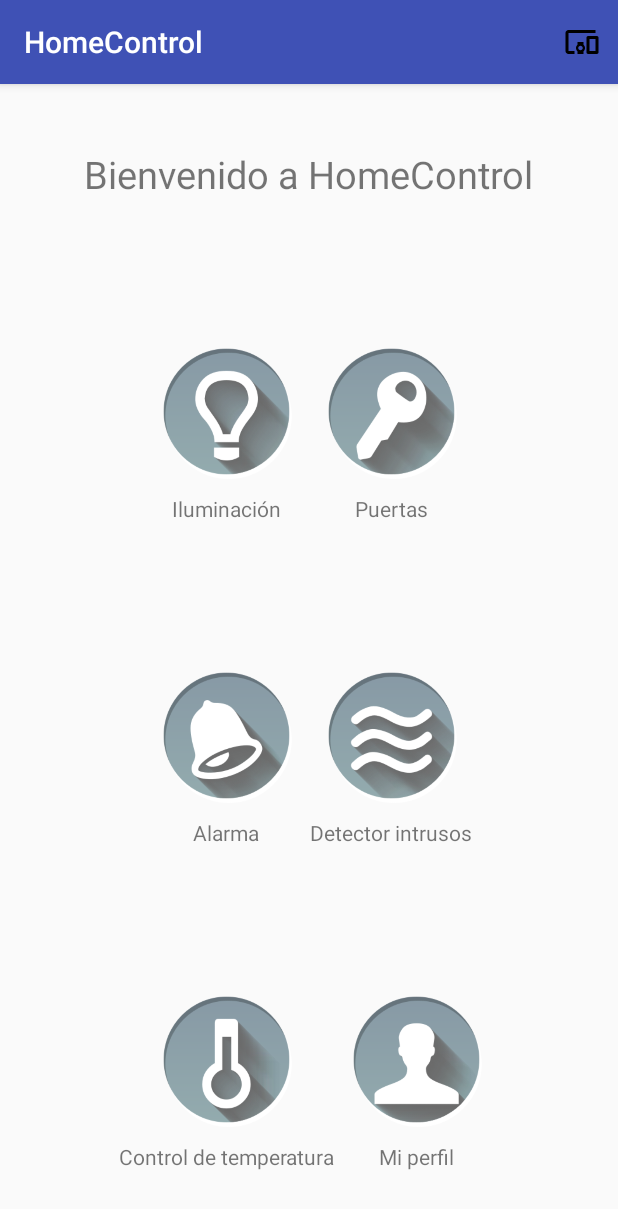
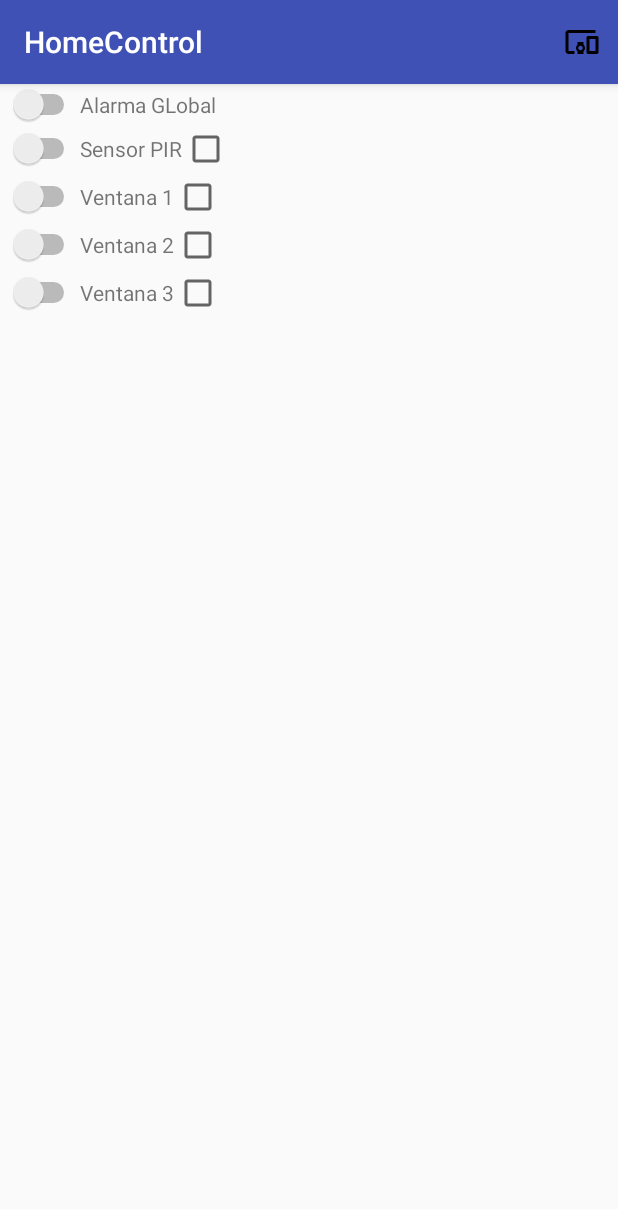
Before and after one commit to kuroghoul/HomeControl, an Android app: the fragment MainFragment placed in its activity, after a tap on an icon or button, on a phone screen of 412 x 824 dp. Shown: the top 1209 px of the screen. Run offline under Robolectric (Android 15) with nearby library versions, the phone set to English and light mode, and no system bars; 13 statements that could not run were skipped.

Commit message:
Icono principal

```diff
--- /dev/null
+++ b/app/src/main/java/com/fiuady/homecontrol/AlarmFragment.java
@@ -0,0 +1,174 @@
+package com.fiuady.homecontrol;
+
+import android.app.Fragment;
+import android.bluetooth.BluetoothSocket;
+import android.os.AsyncTask;
+import android.os.Bundle;
+import android.support.annotation.Nullable;
+import android.util.Log;
+import android.view.LayoutInflater;
+import android.view.View;
+import android.view.ViewGroup;
+import android.widget.CheckBox;
+import android.widget.Switch;
+import android.widget.TextView;
+import com.fiuady.homecontrol.db.Inventory;
+import com.fiuady.homecontrol.db.ProfileDevice;
+import com.fiuady.homecontrol.db.User;
+import com.fiuady.homecontrol.db.UserProfile;
+
+import org.json.JSONException;
+import org.json.JSONObject;
+
+import java.io.BufferedReader;
+import java.io.BufferedWriter;
+import java.io.IOException;
+import java.io.InputStream;
+import java.io.InputStreamReader;
+import java.io.OutputStream;
+import java.io.OutputStreamWriter;
+import java.util.ArrayList;
+
+/**
+ * Created by Angel on 23/05/2017.
+ */
+
+public class AlarmFragment extends Fragment {
+    TextView textView;
+    private BluetoothSocket btSocket = null;
+    private BtBackgroundTask btThread = null;
+    private boolean sendMessageFlag = false;
+
+    private User user;
+    private UserProfile profile;
+
+    private JSONObject jObj;
+
+    private MainActivity mainActivity;
+    private Inventory inventory;
+    protected ArrayList<ProfileDevice> profileDevices;
+    private Switch globalsw;
+    private Switch pirsw;
+    private Switch window1sw;
+    private Switch window2sw;
+    private Switch window3sw;
+
+    private ProfileDevice pir;
+    private ProfileDevice window1;
+    private ProfileDevice window2;
+    private ProfileDevice window3;
+
+    private CheckBox pirchk;
+    private CheckBox window1chk;
+    private CheckBox window2chk;
+    private CheckBox window3chk;
+    @Override
+    public void onCreate(@Nullable Bundle savedInstanceState) {
+        super.onCreate(savedInstanceState);
+        mainActivity=(MainActivity)getActivity();
+        user=mainActivity.getCurrentUser();
+        profile=mainActivity.getCurrentUserProfile();
+        inventory = new Inventory(mainActivity);
+        profileDevices = mainActivity.getProfileDevices();
+        pir = profileDevices.get(9);
+        window1 = profileDevices.get(4);
+        window2= profileDevices.get(5);
+        window3= profileDevices.get(6);
+
+        btSocket = mainActivity.getConnectedSocket();
+        try {
+            if(btSocket!=null) {
+                BufferedReader br = new BufferedReader(new InputStreamReader(btSocket.getInputStream()));
+
+
+                btThread = new BtBackgroundTask(btSocket);
+                btThread.execute();
+                Log.d("CREACIÓN DEL BT TASK = ", "true");
+                //Log.d("BufferReader1 ", br.readLine());
+            }
+        }catch (IOException e){}
+    }
+
+    @Nullable
+    @Override
+    public View onCreateView(LayoutInflater inflater, @Nullable ViewGroup container, Bundle savedInstanceState) {
+        return inflater.inflate(R.layout.fragment_alarm,container, false);
+    }
+
+    @Override
+    public void onViewCreated(View view, @Nullable Bundle savedInstanceState) {
+        super.onViewCreated(view, savedInstanceState);
+        globalsw = (Switch)view.findViewById(R.id.alarm_global_sw);
+        pirsw = (Switch)view.findViewById(R.id.alarm_pir_sw);
+        window1sw = (Switch)view.findViewById(R.id.alarm_window1_sw);
+        window2sw = (Switch)view.findViewById(R.id.alarm_window2_sw);
+        window3sw = (Switch)view.findViewById(R.id.alarm_window3_sw);
+        pirchk = (CheckBox)view.findViewById(R.id.pir_chk);
+        window1chk= (CheckBox)view.findViewById(R.id.window1_chk);
+        window2chk= (CheckBox)view.findViewById(R.id.window2_chk);
+        window3chk= (CheckBox)view.findViewById(R.id.window3_chk);
+        textView = (TextView)view.findViewById(R.id.txtets);
+        btThread = new BtBackgroundTask(btSocket);
+        btThread.execute();
+    }
+
+
+
+
+
+    private class BtBackgroundTask extends AsyncTask<BluetoothSocket, String, Void> {
+        private InputStream mmInStream = null;
+        private OutputStream mmOutStream = null;
+        BufferedReader br;
+        BufferedWriter bw;
+
+        public BtBackgroundTask(BluetoothSocket bluetoothSocket) {
+
+            try {
+                this.mmInStream = btSocket.getInputStream();
+                this.mmOutStream = btSocket.getOutputStream();
+                br = new BufferedReader(new InputStreamReader(mmInStream));
+                bw = new BufferedWriter(new OutputStreamWriter(mmOutStream));
+
+            }catch (IOException e){
+
+
+            }
+        }
+
+        @Override
+        protected Void doInBackground(BluetoothSocket... params) {
+            try {
+
+                while (!isCancelled()) {
+                    String readMessage = br.readLine();
+                    if(sendMessageFlag)
+                    {
+                        bw.flush();
+                        bw.write(jObj.toString());
+
+                        sendMessageFlag=false;
+                    }
+                    publishProgress(readMessage);
+                }
+            } catch (IOException e) {
+                e.printStackTrace();
+            }
+            return null;
+        }
+
+        @Override
+        protected void onProgressUpdate(String... values) {
+
+            try{
+                JSONObject inJson= new JSONObject(values[0]);
+                textView.setText(inJson.toString());
+                window1chk.setChecked(inJson.getInt("window1")==1);
+                window2chk.setChecked(inJson.getInt("window2")==1);
+            }
+            catch (JSONException o){}
+
+
+        }
+    }
+}
--- a/app/src/main/java/com/fiuady/homecontrol/DoorsFragment.java
+++ b/app/src/main/java/com/fiuady/homecontrol/DoorsFragment.java
@@ -72,6 +72,11 @@ public class DoorsFragment extends Fragment {
         doorMain = inventory.getProfileDevice(profile.getId(), 2);
         door2 = inventory.getProfileDevice(profile.getId(), 3);
 
+        btSocket = mainActivity.getConnectedSocket();
+        if(btSocket!=null) {
+            btThread = new BtBackgroundTask(btSocket);
+            btThread.execute();
+        }
 
 
 
--- a/app/src/main/java/com/fiuady/homecontrol/LoginFragment.java
+++ b/app/src/main/java/com/fiuady/homecontrol/LoginFragment.java
@@ -100,8 +100,8 @@ public class LoginFragment extends Fragment {
                         FragmentTransaction ft = getFragmentManager().beginTransaction();
                         signinAttempt.setText("Inicio de sesión exitoso");
                         mainActivity.hideKeyboard(getActivity(),v);
-
-                        if(mainActivity.getConnectedSocket()!=null)
+                        mainActivity.generateDevices();
+                        if(mainActivity.getConnectedSocket()==null)
                         {
                             NewBt newBt = new NewBt();
                             ft.replace(R.id.fragment_container, newBt, "loginFragment_TAG").addToBackStack("login_newBt_TAG").commit();
--- a/app/src/main/java/com/fiuady/homecontrol/MainActivity.java
+++ b/app/src/main/java/com/fiuady/homecontrol/MainActivity.java
@@ -32,12 +32,14 @@ import java.io.IOException;
 import java.io.InputStream;
 import java.io.InputStreamReader;
 import java.io.OutputStream;
+import java.util.ArrayList;
 import java.util.UUID;
 
 
 
 
 import com.fiuady.homecontrol.db.Inventory;
+import com.fiuady.homecontrol.db.ProfileDevice;
 import com.fiuady.homecontrol.db.User;
 import com.fiuady.homecontrol.db.UserProfile;
 
@@ -49,6 +51,12 @@ public class MainActivity extends AppCompatActivity {
 
     protected User currentUser;
     protected UserProfile currentUserProfile;
+    protected ArrayList<ProfileDevice> profileDevices;
+    protected Inventory inventory;
+
+    public ArrayList<ProfileDevice> getProfileDevices() {
+        return profileDevices;
+    }
 
 
     @Override
@@ -56,6 +64,7 @@ public class MainActivity extends AppCompatActivity {
         super.onCreate(savedInstanceState);
         currentUser = null;
         currentUserProfile = null;
+        inventory = new Inventory(this);
         setContentView(R.layout.activity_main);
         if (findViewById(R.id.fragment_container)!=null){
             if(savedInstanceState!=null)
@@ -66,6 +75,7 @@ public class MainActivity extends AppCompatActivity {
 
             getFragmentManager().beginTransaction().add(R.id.fragment_container, loginFragment).commit();
         }
+
     }
 
 
@@ -149,6 +159,13 @@ public class MainActivity extends AppCompatActivity {
             imm.hideSoftInputFromWindow(view.getWindowToken(), 0);
         }
     }
+    public void generateDevices()
+    {
+        if(currentUser!=null) {
+            profileDevices = inventory.getAllDeviceProfiles(currentUserProfile.getId());
+        }
+
+    }
 
     @Override
     public boolean onCreateOptionsMenu(Menu menu) {
--- a/app/src/main/java/com/fiuady/homecontrol/MainFragment.java
+++ b/app/src/main/java/com/fiuady/homecontrol/MainFragment.java
@@ -60,7 +60,9 @@ public class MainFragment extends Fragment {
         alarmBtn.setOnClickListener(new View.OnClickListener() {
             @Override
             public void onClick(View v) {
-
+                FragmentTransaction ft = getFragmentManager().beginTransaction();
+                AlarmFragment doorsFragment = new AlarmFragment();
+                ft.replace(R.id.fragment_container, doorsFragment).addToBackStack(null).commit();
             }
         });
         movementBtn.setOnClickListener(new View.OnClickListener() {
--- a/app/src/main/java/com/fiuady/homecontrol/NewBt.java
+++ b/app/src/main/java/com/fiuady/homecontrol/NewBt.java
@@ -181,7 +181,11 @@ public class NewBt extends Fragment{
             public void onClick(View v) {
                 if (connectedSocket!=null)
                 {
-                    getFragmentManager().popBackStackImmediate();
+                    FragmentTransaction ft = getFragmentManager().beginTransaction();
+                    MainFragment mainFragment = new MainFragment();
+                    ft.replace(R.id.fragment_container, mainFragment, "mainFragment");
+                    ft.addToBackStack("login_mainFragment_TAG");
+                    ft.commit();
                 }
             }
         });
--- a/app/src/main/java/com/fiuady/homecontrol/db/Inventory.java
+++ b/app/src/main/java/com/fiuady/homecontrol/db/Inventory.java
@@ -242,10 +242,22 @@ public class Inventory {
         cursor.close();
     }
 
-    //public ArrayList<UserProfile> getAllUserProfiles (int userId)
-    //{
-//
-    //}
+    public ArrayList<ProfileDevice> getAllDeviceProfiles (int id)
+    {
+        ProfileDeviceCursor cursor = new ProfileDeviceCursor(db.rawQuery(
+
+                "select * from profile_devices where id="+String.valueOf(id), null
+
+        ));
+
+        ArrayList<ProfileDevice> devices = new ArrayList<>();
+        while(cursor.moveToNext())
+        {
+            devices.add(cursor.getProfileDevice());
+        }
+        cursor.close();
+        return devices;
+    }
 
 
 }
--- /dev/null
+++ b/app/src/main/res/layout/fragment_alarm.xml
@@ -0,0 +1,105 @@
+<?xml version="1.0" encoding="utf-8"?>
+<LinearLayout xmlns:android="http://schemas.android.com/apk/res/android"
+    android:orientation="vertical" android:layout_width="match_parent"
+    android:layout_height="match_parent">
+
+
+    <LinearLayout
+        android:layout_width="match_parent"
+        android:layout_height="match_parent"
+        android:orientation="vertical">
+
+        <LinearLayout
+            android:layout_width="match_parent"
+            android:layout_height="wrap_content">
+
+            <Switch
+                android:id="@+id/alarm_global_sw"
+                android:layout_width="wrap_content"
+                android:layout_height="wrap_content" />
+            <TextView
+            android:id="@+id/txtets"
+                android:layout_width="wrap_content"
+                android:layout_height="wrap_content"
+                android:text="Alarma GLobal"/>
+
+        </LinearLayout>
+
+        <LinearLayout
+            android:layout_width="match_parent"
+            android:layout_height="wrap_content">
+
+            <Switch
+                android:id="@+id/alarm_pir_sw"
+                android:layout_width="wrap_content"
+                android:layout_height="wrap_content" />
+            <TextView
+                android:layout_width="wrap_content"
+                android:layout_height="wrap_content"
+                android:text="Sensor PIR"/>
+            <CheckBox
+                android:id="@+id/pir_chk"
+                android:layout_width="wrap_content"
+                android:layout_height="wrap_content" />
+        </LinearLayout>
+
+        <LinearLayout
+            android:layout_width="match_parent"
+            android:layout_height="wrap_content">
+
+            <Switch
+                android:id="@+id/alarm_window1_sw"
+                android:layout_width="wrap_content"
+                android:layout_height="wrap_content" />
+            <TextView
+                android:layout_width="wrap_content"
+                android:layout_height="wrap_content"
+                android:text="Ventana 1"/>
+            <CheckBox
+                android:id="@+id/window1_chk"
+                android:layout_width="wrap_content"
+                android:layout_height="wrap_content" />
+        </LinearLayout>
+
+        <LinearLayout
+            android:layout_width="match_parent"
+            android:layout_height="wrap_content">
+
+            <Switch
+                android:id="@+id/alarm_window2_sw"
+                android:layout_width="wrap_content"
+                android:layout_height="wrap_content" />
+            <TextView
+                android:layout_width="wrap_content"
+                android:layout_height="wrap_content"
+                android:text="Ventana 2"/>
+            <CheckBox
+                android:id="@+id/window2_chk"
+                android:layout_width="wrap_content"
+                android:layout_height="wrap_content" />
+
+
+        </LinearLayout>
+
+        <LinearLayout
+            android:layout_width="match_parent"
+            android:layout_height="wrap_content">
+
+            <Switch
+                android:id="@+id/alarm_window3_sw"
+                android:layout_width="wrap_content"
+                android:layout_height="wrap_content" />
+            <TextView
+                android:layout_width="wrap_content"
+                android:layout_height="wrap_content"
+                android:text="Ventana 3"/>
+            <CheckBox
+                android:id="@+id/window3_chk"
+                android:layout_width="wrap_content"
+                android:layout_height="wrap_content" />
+    </LinearLayout>
+
+
+    </LinearLayout>
+
+</LinearLayout>
```
Also changed, not shown: app/src/main/res/mipmap-hdpi/ic_launcher.png, app/src/main/res/mipmap-mdpi/ic_launcher.png, app/src/main/res/mipmap-xhdpi/ic_launcher.png, app/src/main/res/mipmap-xxhdpi/ic_launcher.png, app/src/main/res/mipmap-xxxhdpi/ic_launcher.png.
